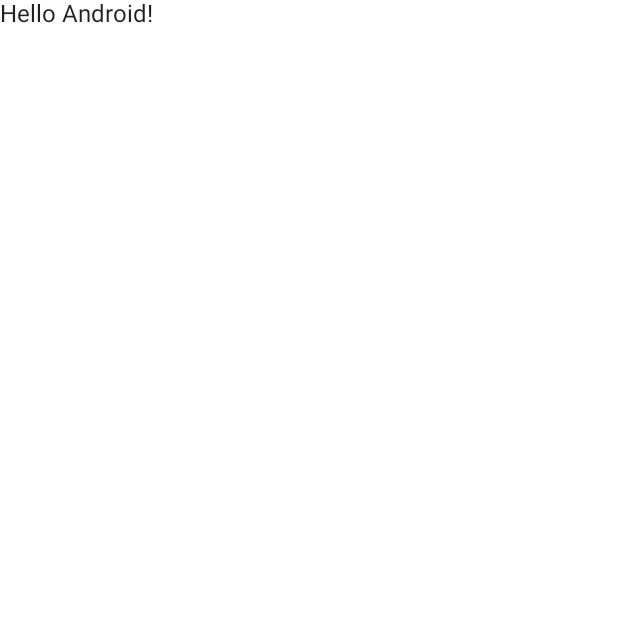
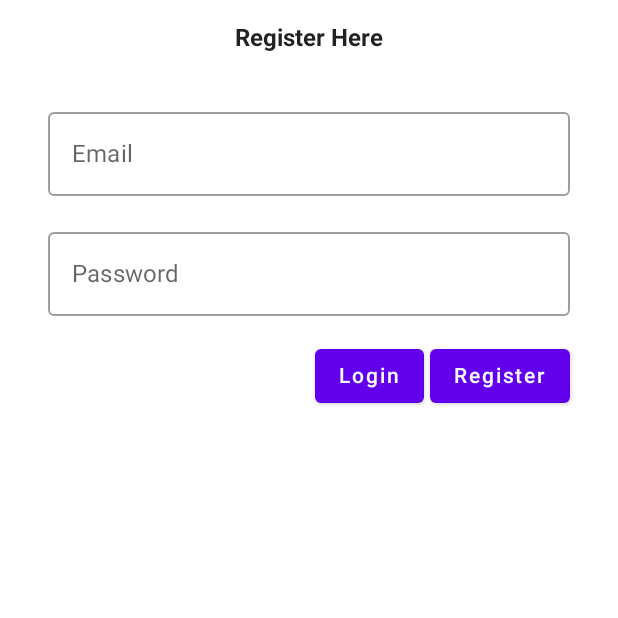
Before and after one commit to phillipseryazi/NudgeApp, an Android app built with Jetpack Compose: the screen it shows after launch (MainActivity), on a phone screen of 412 x 824 dp, the top half of it. Before the commit the part shown is almost empty. Run offline under Robolectric (Android 15) with nearby library versions, the phone set to English and light mode, and no system bars; our stand-ins replace Dagger/Hilt's generated code.

Commit message:
setting up project

```diff
--- a/app/src/main/java/com/mudhut/software/nudge/MainActivity.kt
+++ b/app/src/main/java/com/mudhut/software/nudge/MainActivity.kt
@@ -3,36 +3,23 @@ package com.mudhut.software.nudge
 import android.os.Bundle
 import androidx.activity.ComponentActivity
 import androidx.activity.compose.setContent
+import androidx.activity.viewModels
 import androidx.compose.material.MaterialTheme
 import androidx.compose.material.Surface
-import androidx.compose.material.Text
-import androidx.compose.runtime.Composable
-import androidx.compose.ui.tooling.preview.Preview
+import com.mudhut.software.nudge.authentication.viewmodels.AuthViewModel
+import com.mudhut.software.nudge.navigation.NavigationComposable
 import com.mudhut.software.nudge.ui.theme.NudgeAppTheme
 
 class MainActivity : ComponentActivity() {
+
     override fun onCreate(savedInstanceState: Bundle?) {
         super.onCreate(savedInstanceState)
         setContent {
             NudgeAppTheme {
-                // A surface container using the 'background' color from the theme
                 Surface(color = MaterialTheme.colors.background) {
-                    Greeting("Android")
+                    NavigationComposable()
                 }
             }
         }
     }
 }
-
-@Composable
-fun Greeting(name: String) {
-    Text(text = "Hello $name!")
-}
-
-@Preview(showBackground = true)
-@Composable
-fun DefaultPreview() {
-    NudgeAppTheme {
-        Greeting("Android")
-    }
-}
--- /dev/null
+++ b/app/src/main/java/com/mudhut/software/nudge/authentication/screens/LoginScreen.kt
@@ -0,0 +1,111 @@
+package com.mudhut.software.nudge.authentication.screens
+
+import androidx.compose.foundation.layout.*
+import androidx.compose.foundation.text.KeyboardOptions
+import androidx.compose.material.*
+import androidx.compose.runtime.*
+import androidx.compose.ui.Alignment
+import androidx.compose.ui.Modifier
+import androidx.compose.ui.text.TextStyle
+import androidx.compose.ui.text.font.FontWeight
+import androidx.compose.ui.text.input.KeyboardType
+import androidx.compose.ui.text.input.PasswordVisualTransformation
+import androidx.compose.ui.text.input.VisualTransformation
+import androidx.compose.ui.tooling.preview.Preview
+import androidx.compose.ui.unit.dp
+import androidx.compose.ui.unit.sp
+import androidx.lifecycle.viewmodel.compose.viewModel
+import androidx.navigation.NavController
+import androidx.navigation.compose.rememberNavController
+import com.mudhut.software.nudge.authentication.viewmodels.AuthViewModel
+
+@Composable
+fun LoginScreen(navController: NavController, viewModel: AuthViewModel) {
+
+    val scaffoldState = rememberScaffoldState()
+
+    Scaffold(
+        modifier = Modifier.fillMaxSize(),
+        scaffoldState = scaffoldState,
+    ) {
+        Column(
+            modifier = Modifier.fillMaxWidth(),
+            horizontalAlignment = Alignment.CenterHorizontally
+        ) {
+            Text(
+                text = "Register Here",
+                modifier = Modifier.padding(16.dp),
+                style = TextStyle(fontWeight = FontWeight.Bold, fontSize = 16.sp)
+            )
+            LoginTextField(
+                label = "Email",
+                modifier = Modifier
+                    .padding(start = 32.dp, top = 16.dp, end = 32.dp, bottom = 8.dp)
+                    .fillMaxWidth(),
+                keyboardOptions = KeyboardOptions(keyboardType = KeyboardType.Email)
+            )
+            LoginTextField(
+                label = "Password",
+                modifier = Modifier
+                    .padding(start = 32.dp, top = 8.dp, end = 32.dp, bottom = 16.dp)
+                    .fillMaxWidth(),
+                visualTransformation = PasswordVisualTransformation(),
+                keyboardOptions = KeyboardOptions(keyboardType = KeyboardType.Password)
+            )
+            Row(
+                modifier = Modifier.fillMaxWidth(),
+                horizontalArrangement = Arrangement.End,
+
+                ) {
+                Button(
+                    onClick = { /*TODO*/ },
+                    modifier = Modifier
+                        .padding(end = 4.dp)
+                ) {
+                    Text("Login")
+                }
+                Button(
+                    onClick = {
+                        navController.popBackStack()
+                    },
+                    modifier = Modifier.padding(end = 32.dp)
+                ) {
+                    Text("Register")
+                }
+            }
+
+        }
+    }
+}
+
+@Composable
+fun LoginTextField(
+    label: String,
+    modifier: Modifier,
+    visualTransformation: VisualTransformation = VisualTransformation.None,
+    keyboardOptions: KeyboardOptions = KeyboardOptions.Default
+) {
+    var textFieldValue by remember {
+        mutableStateOf("")
+    }
+
+    OutlinedTextField(
+        value = textFieldValue,
+        onValueChange = { textFieldValue = it },
+        modifier = modifier,
+        visualTransformation = visualTransformation,
+        keyboardOptions = keyboardOptions,
+        label = { Text(label) },
+        singleLine = true
+    )
+}
+
+@Composable
+@Preview
+fun LoginScreenPreview() {
+    val navController = rememberNavController()
+    LoginScreen(
+        navController = navController,
+        viewModel = viewModel()
+    )
+}
--- /dev/null
+++ b/app/src/main/java/com/mudhut/software/nudge/authentication/screens/RegistrationScreen.kt
@@ -0,0 +1,122 @@
+package com.mudhut.software.nudge.authentication.screens
+
+import androidx.compose.foundation.layout.*
+import androidx.compose.foundation.text.KeyboardOptions
+import androidx.compose.material.*
+import androidx.compose.runtime.Composable
+import androidx.compose.ui.Alignment
+import androidx.compose.ui.Modifier
+import androidx.compose.ui.text.TextStyle
+import androidx.compose.ui.text.font.FontWeight
+import androidx.compose.ui.text.input.KeyboardType
+import androidx.compose.ui.text.input.PasswordVisualTransformation
+import androidx.compose.ui.text.input.VisualTransformation
+import androidx.compose.ui.tooling.preview.Preview
+import androidx.compose.ui.unit.dp
+import androidx.compose.ui.unit.sp
+import androidx.lifecycle.viewmodel.compose.viewModel
+import androidx.navigation.NavController
+import androidx.navigation.compose.rememberNavController
+import com.mudhut.software.nudge.authentication.viewmodels.AuthViewModel
+import com.mudhut.software.nudge.navigation.Destinations
+
+@Composable
+fun RegistrationScreen(navController: NavController, viewModel: AuthViewModel) {
+
+    val scaffoldState = rememberScaffoldState()
+
+    Scaffold(
+        modifier = Modifier.fillMaxSize(),
+        scaffoldState = scaffoldState,
+    ) {
+        Column(
+            modifier = Modifier.fillMaxWidth(),
+            horizontalAlignment = Alignment.CenterHorizontally
+        ) {
+            Text(
+                text = "Register Here",
+                modifier = Modifier.padding(16.dp),
+                style = TextStyle(fontWeight = FontWeight.Bold, fontSize = 16.sp)
+            )
+            RegistrationTextField(
+                label = "Email",
+                modifier = Modifier
+                    .padding(
+                        start = 32.dp,
+                        top = 16.dp,
+                        end = 32.dp,
+                        bottom = 8.dp
+                    )
+                    .fillMaxWidth(),
+                keyboardOptions = KeyboardOptions(keyboardType = KeyboardType.Email),
+                textFieldValue = viewModel.email,
+                onValueChanged = { viewModel.onEmailChanged(it) }
+            )
+            RegistrationTextField(
+                label = "Password",
+                modifier = Modifier
+                    .padding(
+                        start = 32.dp,
+                        top = 8.dp,
+                        end = 32.dp,
+                        bottom = 16.dp
+                    )
+                    .fillMaxWidth(),
+                visualTransformation = PasswordVisualTransformation(),
+                keyboardOptions = KeyboardOptions(keyboardType = KeyboardType.Password),
+                textFieldValue = viewModel.password,
+                onValueChanged = { viewModel.onPasswordChanged(it) }
+            )
+            Row(
+                modifier = Modifier.fillMaxWidth(),
+                horizontalArrangement = Arrangement.End,
+
+                ) {
+                Button(
+                    onClick = { /*TODO*/ },
+                    modifier = Modifier
+                        .padding(end = 4.dp)
+                ) {
+                    navController.navigate(Destinations.LoginScreen.route)
+                }
+                Button(
+                    onClick = { /*TODO*/ },
+                    modifier = Modifier.padding(end = 32.dp)
+                ) {
+                    Text("Register")
+                }
+            }
+
+        }
+    }
+}
+
+@Composable
+fun RegistrationTextField(
+    label: String,
+    modifier: Modifier,
+    visualTransformation: VisualTransformation = VisualTransformation.None,
+    keyboardOptions: KeyboardOptions = KeyboardOptions.Default,
+    textFieldValue: String,
+    onValueChanged: (String) -> Unit
+) {
+    OutlinedTextField(
+        value = textFieldValue,
+        onValueChange = onValueChanged,
+        modifier = modifier,
+        visualTransformation = visualTransformation,
+        keyboardOptions = keyboardOptions,
+        label = { Text(label) },
+        singleLine = true
+    )
+}
+
+@Composable
+@Preview
+fun RegistrationScreenPreview() {
+//    val navController = rememberNavController()
+//    RegistrationScreen(
+//        navController = navController,
+//        viewModel = viewModel()
+//    )
+}
--- /dev/null
+++ b/app/src/main/java/com/mudhut/software/nudge/authentication/viewmodels/AuthViewModel.kt
@@ -0,0 +1,20 @@
+package com.mudhut.software.nudge.authentication.viewmodels
+
+import androidx.compose.runtime.getValue
+import androidx.compose.runtime.mutableStateOf
+import androidx.compose.runtime.setValue
+import androidx.lifecycle.ViewModel
+import dagger.hilt.android.lifecycle.HiltViewModel
+
+class AuthViewModel : ViewModel() {
+    var email by mutableStateOf("")
+    var password by mutableStateOf("")
+
+    fun onEmailChanged(value: String) {
+        email = value
+    }
+
+    fun onPasswordChanged(value: String) {
+        password = value
+    }
+}
--- /dev/null
+++ b/app/src/main/java/com/mudhut/software/nudge/navigation/Destinations.kt
@@ -0,0 +1,6 @@
+package com.mudhut.software.nudge.navigation
+
+sealed class Destinations(val route: String) {
+    object RegistrationScreen : Destinations("registration_screen")
+    object LoginScreen : Destinations("login_screen")
+}
--- /dev/null
+++ b/app/src/main/java/com/mudhut/software/nudge/navigation/NavigationComposable.kt
@@ -0,0 +1,33 @@
+package com.mudhut.software.nudge.navigation
+
+import androidx.compose.runtime.Composable
+import androidx.lifecycle.viewmodel.compose.viewModel
+import androidx.navigation.compose.NavHost
+import androidx.navigation.compose.composable
+import androidx.navigation.compose.rememberNavController
+import com.mudhut.software.nudge.authentication.screens.LoginScreen
+import com.mudhut.software.nudge.authentication.screens.RegistrationScreen
+
+@Composable
+fun NavigationComposable() {
+    val navController = rememberNavController()
+
+    NavHost(
+        navController = navController,
+        startDestination = Destinations.RegistrationScreen.route
+    ) {
+        composable(route = Destinations.RegistrationScreen.route) {
+            RegistrationScreen(
+                navController = navController,
+                viewModel = viewModel()
+            )
+        }
+
+        composable(route = Destinations.LoginScreen.route) {
+            LoginScreen(
+                navController = navController,
+                viewModel = viewModel()
+            )
+        }
+    }
+}
--- a/app/src/main/res/values/strings.xml
+++ b/app/src/main/res/values/strings.xml
@@ -1,3 +1,3 @@
 <resources>
-    <string name="app_name">NudgeApp</string>
+    <string name="app_name">Nudge</string>
 </resources>
--- a/build.gradle
+++ b/build.gradle
@@ -1,15 +1,17 @@
 // Top-level build file where you can add configuration options common to all sub-projects/modules.
 buildscript {
     ext {
-        compose_version = '1.0.1'
+        compose_version = '1.0.4'
     }
     repositories {
         google()
         mavenCentral()
     }
     dependencies {
-        classpath "com.android.tools.build:gradle:7.0.2"
-        classpath "org.jetbrains.kotlin:kotlin-gradle-plugin:1.5.21"
+        classpath "com.android.tools.build:gradle:7.0.3"
+        classpath "org.jetbrains.kotlin:kotlin-gradle-plugin:1.5.31"
+        classpath "com.google.gms:google-services:4.3.10"
+        classpath 'com.google.dagger:hilt-android-gradle-plugin:2.38.1'
 
         // NOTE: Do not place your application dependencies here; they belong
         // in the individual module build.gradle files
```
Also changed, not shown: app/build.gradle (+22 -6 lines), 1 other file.
